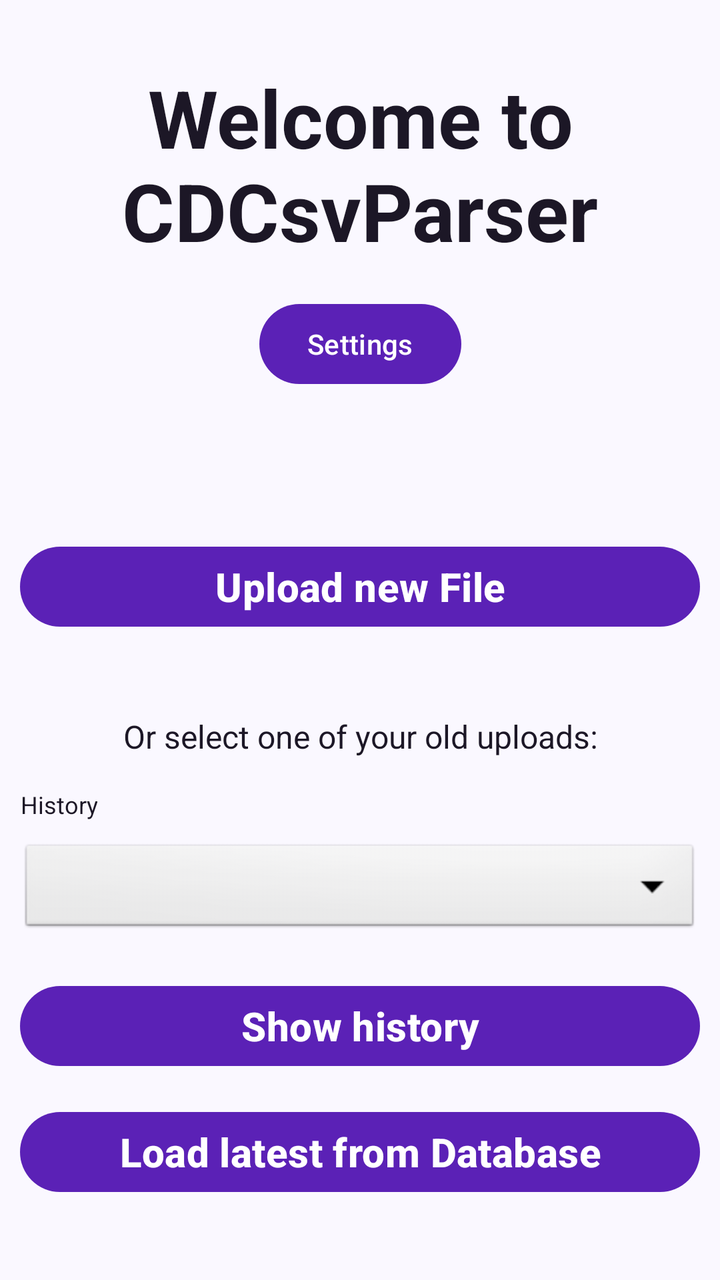
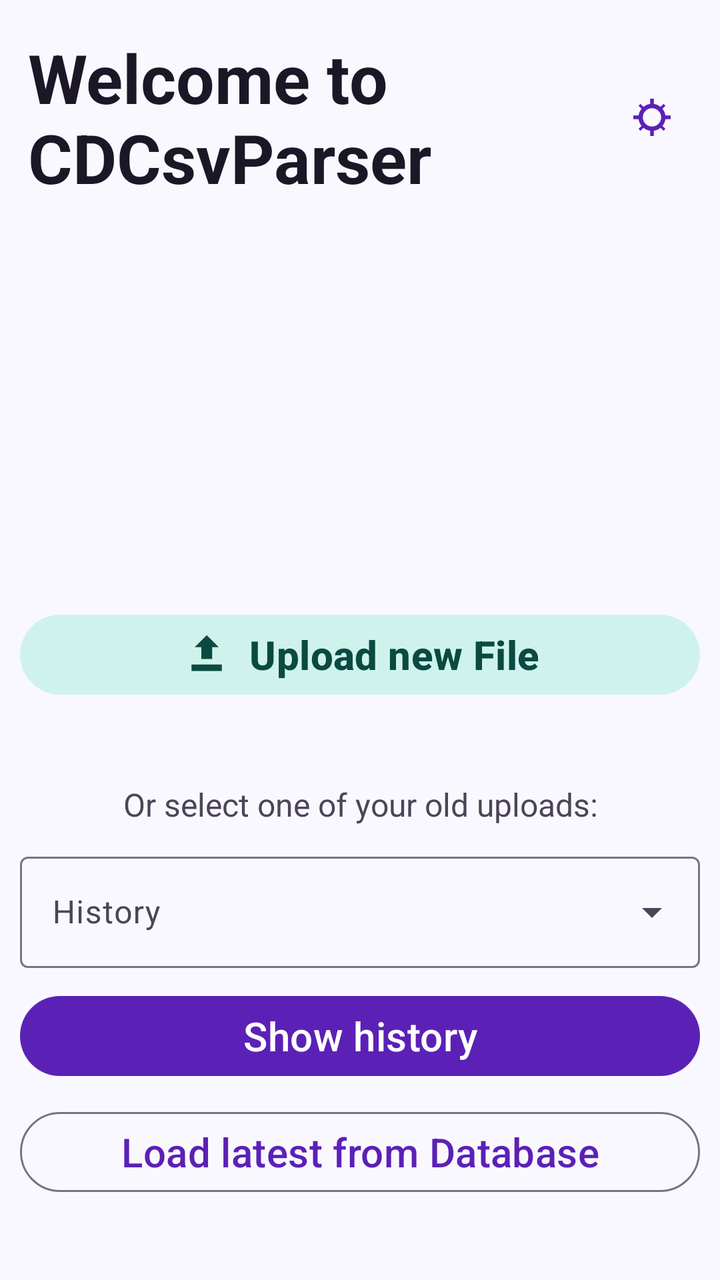

Compare the two renders of this Android layout. The source of the first and the diff that turns it into the second are given below.
<!-- AndroidManifest.xml: application theme Theme.CDCsvParser -->
<!-- res/layout/activity_main.xml -->
<?xml version="1.0" encoding="utf-8"?>
<androidx.constraintlayout.widget.ConstraintLayout xmlns:android="http://schemas.android.com/apk/res/android"
    xmlns:app="http://schemas.android.com/apk/res-auto"
    xmlns:tools="http://schemas.android.com/tools"
    android:layout_width="match_parent"
    android:layout_height="match_parent"
    tools:context=".MainActivity">

    <TextView
        android:id="@+id/tv_welcome_text"
        android:layout_width="wrap_content"
        android:layout_height="wrap_content"
        android:layout_marginTop="@dimen/main_headline_padding_margin"
        android:padding="@dimen/main_headline_padding_margin"
        android:text="@string/welcome_message"
        android:textAlignment="center"
        android:textColor="?attr/colorOnSurface"
        android:textSize="@dimen/main_headline_font"
        android:textStyle="bold"
        app:layout_constraintEnd_toEndOf="parent"
        app:layout_constraintStart_toStartOf="parent"
        app:layout_constraintTop_toTopOf="parent" />

    <Button
        android:id="@+id/settings_button"
        android:layout_width="wrap_content"
        android:layout_height="wrap_content"
        android:text="@string/settings"
        app:layout_constraintEnd_toEndOf="parent"
        app:layout_constraintRight_toRightOf="parent"
        app:layout_constraintStart_toStartOf="parent"
        app:layout_constraintTop_toBottomOf="@id/tv_welcome_text" />

    <Button
        android:id="@+id/btn_parse"
        android:layout_width="match_parent"
        android:layout_height="wrap_content"
        android:layout_marginStart="@dimen/basic_start_end_margin"
        android:layout_marginEnd="@dimen/basic_start_end_margin"
        android:layout_marginBottom="@dimen/main_extreme_bottom_margin"
        android:text="@string/upload_file"
        android:textAllCaps="false"
        android:textSize="@dimen/basic_button_font"
        android:textStyle="bold"
        app:layout_constraintBottom_toTopOf="@+id/history_text"
        app:layout_constraintEnd_toEndOf="parent"
        app:layout_constraintStart_toStartOf="parent" />

    <TextView
        android:id="@+id/history_text"
        android:layout_width="wrap_content"
        android:layout_height="wrap_content"
        android:layout_marginBottom="@dimen/main_middle_margin_bottom"
        android:text="@string/history_text"
        android:textAlignment="center"
        android:textColor="?attr/colorOnSurface"
        android:textSize="@dimen/main_middle_font"
        app:layout_constraintBottom_toTopOf="@id/history_label"
        app:layout_constraintEnd_toEndOf="parent"
        app:layout_constraintStart_toStartOf="parent" />

    <TextView
        android:id="@+id/history_label"
        android:layout_width="wrap_content"
        android:layout_height="wrap_content"
        android:layout_marginStart="@dimen/basic_start_end_margin"
        android:layout_marginBottom="@dimen/basic_start_end_margin"
        android:text="@string/history"
        android:textAlignment="center"
        android:textColor="?attr/colorOnSurface"
        android:textSize="@dimen/main_small_font"
        app:layout_constraintBottom_toTopOf="@id/spinner_history"
        app:layout_constraintStart_toStartOf="parent" />

    <Spinner
        android:id="@+id/spinner_history"
        android:layout_width="match_parent"
        android:layout_height="wrap_content"
        android:layout_marginStart="@dimen/basic_start_end_margin"
        android:layout_marginEnd="@dimen/basic_start_end_margin"
        android:layout_marginBottom="@dimen/main_big_margin_bottom"
        android:background="@android:drawable/btn_dropdown"
        android:spinnerMode="dropdown"
        app:layout_constraintBottom_toTopOf="@id/btn_history"
        app:layout_constraintEnd_toEndOf="parent"
        app:layout_constraintStart_toStartOf="parent"
        tools:ignore="MissingConstraints" />

    <Button
        android:id="@+id/btn_history"
        android:layout_width="match_parent"
        android:layout_height="wrap_content"
        android:layout_marginStart="@dimen/basic_start_end_margin"
        android:layout_marginEnd="@dimen/basic_start_end_margin"
        android:layout_marginBottom="@dimen/main_middle_margin_bottom"
        android:text="@string/show_history"
        android:textAllCaps="false"
        android:textSize="@dimen/basic_button_font"
        android:textStyle="bold"
        app:layout_constraintBottom_toTopOf="@+id/btn_loadFromDb"
        app:layout_constraintEnd_toEndOf="parent"
        app:layout_constraintStart_toStartOf="parent" />

    <Button
        android:id="@+id/btn_loadFromDb"
        android:layout_width="match_parent"
        android:layout_height="wrap_content"
        android:layout_marginStart="@dimen/basic_start_end_margin"
        android:layout_marginEnd="@dimen/basic_start_end_margin"
        android:layout_marginBottom="@dimen/main_extreme_bottom_margin"
        android:text="@string/load_latest_from_database"
        android:textAllCaps="false"
        android:textSize="@dimen/basic_button_font"
        android:textStyle="bold"
        app:layout_constraintBottom_toBottomOf="parent"
        app:layout_constraintEnd_toEndOf="parent"
        app:layout_constraintStart_toStartOf="parent" />


</androidx.constraintlayout.widget.ConstraintLayout>
<!-- resources referenced by this layout -->
<resources>
  <dimen name="basic_button_font">20sp</dimen>
  <dimen name="basic_start_end_margin">10dp</dimen>
  <dimen name="main_big_margin_bottom">20dp</dimen>
  <dimen name="main_extreme_bottom_margin">40dp</dimen>
  <dimen name="main_headline_font">40sp</dimen>
  <dimen name="main_headline_padding_margin">16dp</dimen>
  <dimen name="main_middle_font">16sp</dimen>
  <dimen name="main_middle_margin_bottom">15dp</dimen>
  <dimen name="main_small_font">12sp</dimen>
  <string name="history">History</string>
  <string name="history_text">Or select one of your old uploads:</string>
  <string name="load_latest_from_database">Load latest from Database</string>
  <string name="settings">Settings</string>
  <string name="show_history">Show history</string>
  <string name="upload_file">Upload new File</string>
  <string name="welcome_message">Welcome to CDCsvParser</string>
  <color name="primary">#5B21B6</color>
  <color name="on_primary">#FFFFFF</color>
  <color name="primary_container">#E9E2FB</color>
  <color name="on_primary_container">#27116B</color>
  <color name="secondary">#0F766E</color>
  <color name="on_secondary">#FFFFFF</color>
  <color name="secondary_container">#CFF3EC</color>
  <color name="on_secondary_container">#0A4A41</color>
  <color name="tertiary">#B45309</color>
  <color name="on_tertiary">#FFFFFF</color>
  <color name="tertiary_container">#FDE8CB</color>
  <color name="on_tertiary_container">#3F2602</color>
  <color name="background">#FAF8FF</color>
  <color name="on_background">#1C1726</color>
  <color name="surface">#FAF8FF</color>
  <color name="on_surface">#1C1726</color>
  <color name="surface_variant">#E6E0EE</color>
  <color name="on_surface_variant">#4B4557</color>
  <color name="error">#BA1A1A</color>
  <color name="on_error">#FFFFFF</color>
  <!-- unchanged entries left out for length: 1 -->
</resources>

<!-- the commit's change to res/layout/activity_main.xml (unified diff, before → after) -->
@@ -8,12 +8,12 @@
 
     <TextView
         android:id="@+id/tv_welcome_text"
-        android:layout_width="wrap_content"
+        android:layout_width="0dp"
         android:layout_height="wrap_content"
+        android:layout_marginStart="@dimen/basic_text_start_end_margin"
         android:layout_marginTop="@dimen/main_headline_padding_margin"
-        android:padding="@dimen/main_headline_padding_margin"
+        android:layout_marginEnd="@dimen/main_big_margin_bottom"
         android:text="@string/welcome_message"
-        android:textAlignment="center"
         android:textColor="?attr/colorOnSurface"
         android:textSize="@dimen/main_headline_font"
         android:textStyle="bold"
@@ -21,18 +21,21 @@
         app:layout_constraintStart_toStartOf="parent"
         app:layout_constraintTop_toTopOf="parent" />
 
-    <Button
+    <com.google.android.material.button.MaterialButton
         android:id="@+id/settings_button"
+        style="@style/Widget.Material3.Button.IconButton"
         android:layout_width="wrap_content"
         android:layout_height="wrap_content"
-        android:text="@string/settings"
+        android:layout_marginEnd="@dimen/basic_start_end_margin"
+        android:contentDescription="@string/settings"
+        app:icon="@drawable/ic_settings_24"
+        app:layout_constraintBottom_toBottomOf="@id/tv_welcome_text"
         app:layout_constraintEnd_toEndOf="parent"
-        app:layout_constraintRight_toRightOf="parent"
-        app:layout_constraintStart_toStartOf="parent"
-        app:layout_constraintTop_toBottomOf="@id/tv_welcome_text" />
+        app:layout_constraintTop_toTopOf="@id/tv_welcome_text" />
 
-    <Button
+    <com.google.android.material.button.MaterialButton
         android:id="@+id/btn_parse"
+        style="@style/Widget.Material3.Button.TonalButton"
         android:layout_width="match_parent"
         android:layout_height="wrap_content"
         android:layout_marginStart="@dimen/basic_start_end_margin"
@@ -42,6 +45,9 @@
         android:textAllCaps="false"
         android:textSize="@dimen/basic_button_font"
         android:textStyle="bold"
+        app:icon="@drawable/ic_upload_24"
+        app:iconGravity="textStart"
+        app:iconSize="26dp"
         app:layout_constraintBottom_toTopOf="@+id/history_text"
         app:layout_constraintEnd_toEndOf="parent"
         app:layout_constraintStart_toStartOf="parent" />
@@ -50,59 +56,53 @@
         android:id="@+id/history_text"
         android:layout_width="wrap_content"
         android:layout_height="wrap_content"
-        android:layout_marginBottom="@dimen/main_middle_margin_bottom"
+        android:layout_marginBottom="@dimen/main_small_margin_bottom"
         android:text="@string/history_text"
         android:textAlignment="center"
-        android:textColor="?attr/colorOnSurface"
+        android:textColor="?attr/colorOnSurfaceVariant"
         android:textSize="@dimen/main_middle_font"
-        app:layout_constraintBottom_toTopOf="@id/history_label"
+        app:layout_constraintBottom_toTopOf="@id/tl_history"
         app:layout_constraintEnd_toEndOf="parent"
         app:layout_constraintStart_toStartOf="parent" />
 
-    <TextView
-        android:id="@+id/history_label"
-        android:layout_width="wrap_content"
-        android:layout_height="wrap_content"
-        android:layout_marginStart="@dimen/basic_start_end_margin"
-        android:layout_marginBottom="@dimen/basic_start_end_margin"
-        android:text="@string/history"
-        android:textAlignment="center"
-        android:textColor="?attr/colorOnSurface"
-        android:textSize="@dimen/main_small_font"
-        app:layout_constraintBottom_toTopOf="@id/spinner_history"
-        app:layout_constraintStart_toStartOf="parent" />
-
-    <Spinner
-        android:id="@+id/spinner_history"
+    <com.google.android.material.textfield.TextInputLayout
+        android:id="@+id/tl_history"
+        style="@style/Widget.Material3.TextInputLayout.OutlinedBox.ExposedDropdownMenu"
         android:layout_width="match_parent"
         android:layout_height="wrap_content"
         android:layout_marginStart="@dimen/basic_start_end_margin"
         android:layout_marginEnd="@dimen/basic_start_end_margin"
-        android:layout_marginBottom="@dimen/main_big_margin_bottom"
-        android:background="@android:drawable/btn_dropdown"
-        android:spinnerMode="dropdown"
+        android:layout_marginBottom="@dimen/main_small_margin_bottom"
+        android:hint="@string/history"
         app:layout_constraintBottom_toTopOf="@id/btn_history"
         app:layout_constraintEnd_toEndOf="parent"
-        app:layout_constraintStart_toStartOf="parent"
-        tools:ignore="MissingConstraints" />
+        app:layout_constraintStart_toStartOf="parent">
 
-    <Button
+        <com.google.android.material.textfield.MaterialAutoCompleteTextView
+            android:id="@+id/spinner_history"
+            android:layout_width="match_parent"
+            android:layout_height="wrap_content"
+            android:inputType="none"
+            tools:ignore="LabelFor" />
+    </com.google.android.material.textfield.TextInputLayout>
+
+    <com.google.android.material.button.MaterialButton
         android:id="@+id/btn_history"
         android:layout_width="match_parent"
         android:layout_height="wrap_content"
         android:layout_marginStart="@dimen/basic_start_end_margin"
         android:layout_marginEnd="@dimen/basic_start_end_margin"
-        android:layout_marginBottom="@dimen/main_middle_margin_bottom"
+        android:layout_marginBottom="@dimen/main_small_margin_bottom"
         android:text="@string/show_history"
         android:textAllCaps="false"
         android:textSize="@dimen/basic_button_font"
-        android:textStyle="bold"
         app:layout_constraintBottom_toTopOf="@+id/btn_loadFromDb"
         app:layout_constraintEnd_toEndOf="parent"
         app:layout_constraintStart_toStartOf="parent" />
 
-    <Button
+    <com.google.android.material.button.MaterialButton
         android:id="@+id/btn_loadFromDb"
+        style="@style/Widget.Material3.Button.OutlinedButton"
         android:layout_width="match_parent"
         android:layout_height="wrap_content"
         android:layout_marginStart="@dimen/basic_start_end_margin"
@@ -111,10 +111,8 @@
         android:text="@string/load_latest_from_database"
         android:textAllCaps="false"
         android:textSize="@dimen/basic_button_font"
-        android:textStyle="bold"
         app:layout_constraintBottom_toBottomOf="parent"
         app:layout_constraintEnd_toEndOf="parent"
         app:layout_constraintStart_toStartOf="parent" />
 
-
 </androidx.constraintlayout.widget.ConstraintLayout>
<!-- resource entries referenced after the edit -->
@@ -2,13 +2,60 @@
 <resources>
   <dimen name="basic_button_font">20sp</dimen>
   <dimen name="basic_start_end_margin">10dp</dimen>
+  <dimen name="basic_text_start_end_margin">14dp</dimen>
   <dimen name="main_big_margin_bottom">20dp</dimen>
   <dimen name="main_extreme_bottom_margin">40dp</dimen>
-  <dimen name="main_headline_font">40sp</dimen>
+  <dimen name="main_headline_font">34sp</dimen>
   <dimen name="main_headline_padding_margin">16dp</dimen>
   <dimen name="main_middle_font">16sp</dimen>
-  <dimen name="main_middle_margin_bottom">15dp</dimen>
-  <dimen name="main_small_font">12sp</dimen>
+  <dimen name="main_small_margin_bottom">10dp</dimen>
+  <!-- drawable ic_settings_24 (drawable) -->
+  <?xml version="1.0" encoding="utf-8"?>
+  <vector xmlns:android="http://schemas.android.com/apk/res/android"
+      android:width="24dp"
+      android:height="24dp"
+      android:viewportWidth="24"
+      android:viewportHeight="24"
+      android:tint="?attr/colorControlNormal">
+      
+      <path
+          android:fillColor="@android:color/transparent"
+          android:strokeColor="@android:color/white"
+          android:strokeWidth="2.6"
+          android:pathData="M12,5.2 A6.8,6.8 0 1 0 12,18.8 A6.8,6.8 0 1 0 12,5.2 Z" />
+      <path
+          android:fillColor="@android:color/white"
+          android:pathData="M10.9,0.8 L13.1,0.8 L13.1,5 L10.9,5 Z M10.9,19 L13.1,19 L13.1,23.2 L10.9,23.2 Z M0.8,10.9 L5,10.9 L5,13.1 L0.8,13.1 Z M19,10.9 L23.2,10.9 L23.2,13.1 L19,13.1 Z" />
+      <group
+          android:name="diagonal"
+          android:rotation="45"
+          android:pivotX="12"
+          android:pivotY="12">
+          <path
+              android:fillColor="@android:color/white"
+              android:pathData="M11.2,1.4 L12.8,1.4 L12.8,5 L11.2,5 Z M11.2,19 L12.8,19 L12.8,22.6 L11.2,22.6 Z" />
+          <path
+              android:fillColor="@android:color/white"
+              android:pathData="M1.4,11.2 L5,11.2 L5,12.8 L1.4,12.8 Z M19,11.2 L22.6,11.2 L22.6,12.8 L19,12.8 Z" />
+      </group>
+  </vector>
+  <!-- drawable ic_upload_24 (drawable) -->
+  <?xml version="1.0" encoding="utf-8"?>
+  <vector xmlns:android="http://schemas.android.com/apk/res/android"
+      android:width="24dp"
+      android:height="24dp"
+      android:viewportWidth="24"
+      android:viewportHeight="24"
+      android:tint="?attr/colorControlNormal">
+      
+      <path
+          android:fillColor="@android:color/white"
+          android:pathData="M12,3 L17.5,8.5 L14.5,8.5 L14.5,14 L9.5,14 L9.5,8.5 L6.5,8.5 Z" />
+      
+      <path
+          android:fillColor="@android:color/white"
+          android:pathData="M5,16.5 L19,16.5 L19,19.5 L5,19.5 Z" />
+  </vector>
   <string name="history">History</string>
   <string name="history_text">Or select one of your old uploads:</string>
   <string name="load_latest_from_database">Load latest from Database</string>
